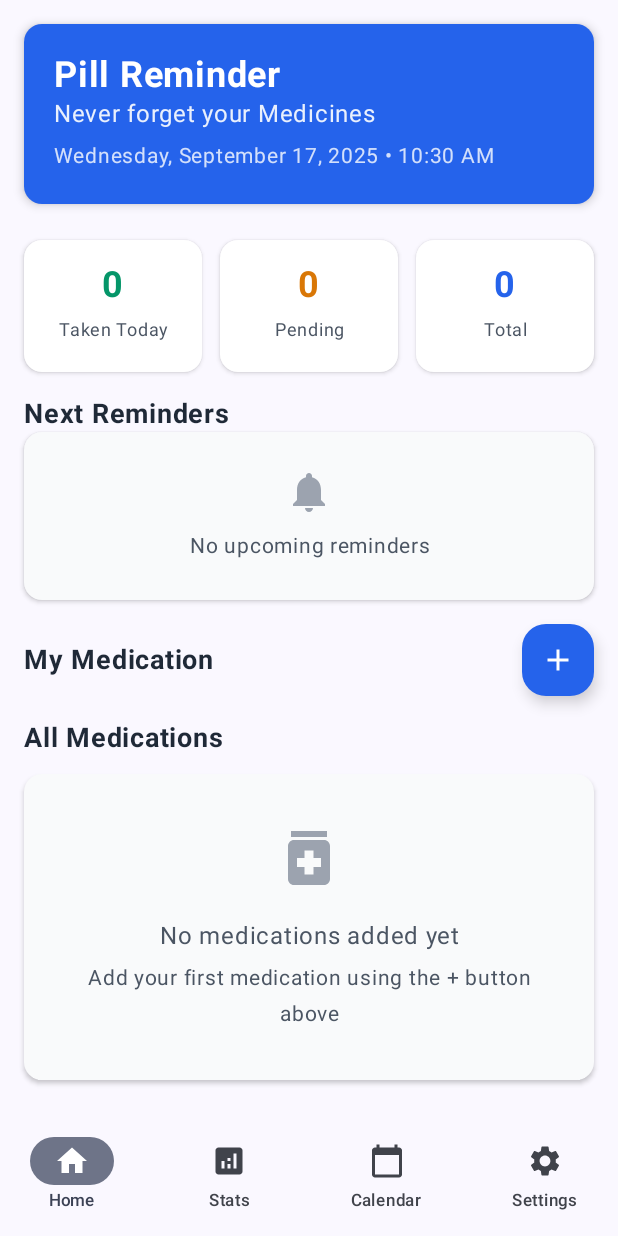
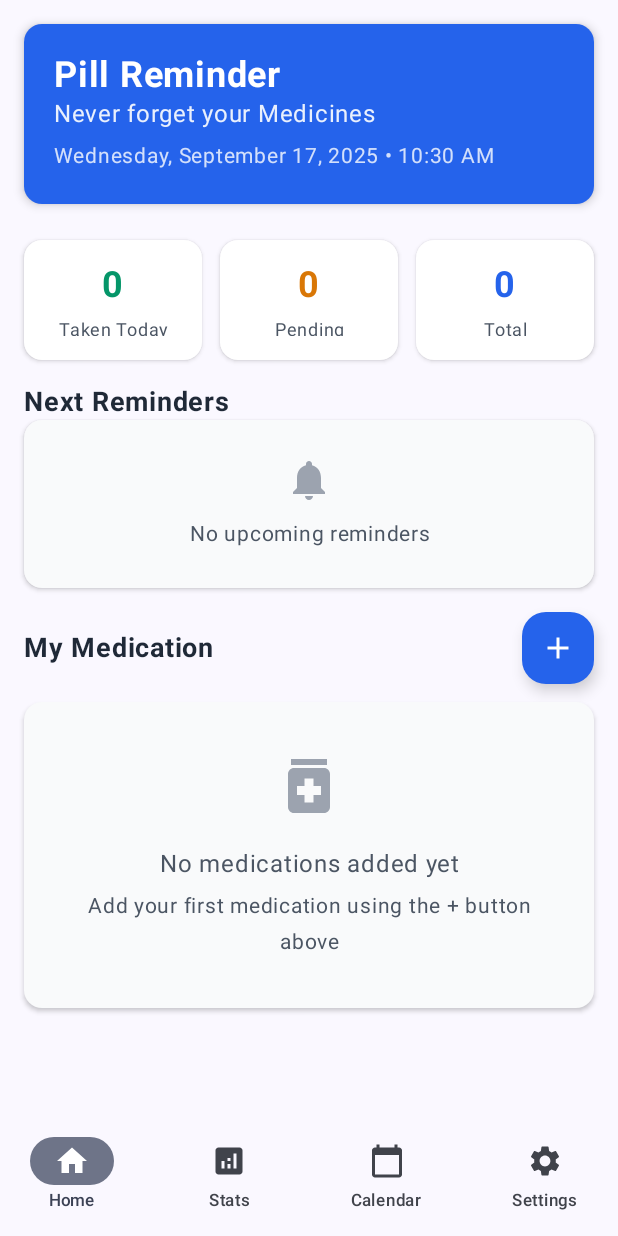
Before and after one commit to wahidsuman/Pill-, an Android app built with Jetpack Compose: the screen it shows after launch (MainActivity), on a phone screen of 412 x 824 dp. Run offline under Robolectric (Android 15) with nearby library versions, the phone set to English and light mode, and no system bars; our stand-ins replace Dagger/Hilt's generated code, Room's generated code.

Commit message:
Fix homepage layout and improve functionality
- Fix stats boxes to be truly equal sized with fixed height (80dp)
- Make homepage scrollable with verticalScroll
- Simplify Next Reminders to show only medicine name and next time
- Move full medicine cards to My Medication section
- Improve text contrast by using Gray800 instead of Gray800
- Remove AllMedicationsSection (consolidated into My Medication)
- Add SimpleReminderCard for simplified reminder display
- Connect all pill actions to ViewModel in My Medication section

```diff
--- a/app/src/main/java/com/pilltracker/app/ui/screens/HomeScreen.kt
+++ b/app/src/main/java/com/pilltracker/app/ui/screens/HomeScreen.kt
@@ -3,6 +3,8 @@ package com.pilltracker.app.ui.screens
 import androidx.compose.foundation.layout.*
 import androidx.compose.foundation.lazy.LazyColumn
 import androidx.compose.foundation.lazy.items
+import androidx.compose.foundation.rememberScrollState
+import androidx.compose.foundation.verticalScroll
 import androidx.compose.material.icons.Icons
 import androidx.compose.material.icons.filled.*
 import androidx.compose.material3.*
@@ -31,7 +33,9 @@ fun HomeScreen(
     var showAddPillModal by remember { mutableStateOf(false) }
 
     Column(
-        modifier = Modifier.fillMaxSize()
+        modifier = Modifier
+            .fillMaxSize()
+            .verticalScroll(rememberScrollState())
     ) {
         // Header (without add button)
         HomeHeader()
@@ -44,13 +48,12 @@ fun HomeScreen(
 
         // My medication segment
         MyMedicationSection(
+            pills = pills,
+            viewModel = viewModel,
             onAddPill = {
                 viewModel?.showAddForm() ?: run { showAddPillModal = true }
             }
         )
-
-        // All medications list
-        AllMedicationsSection(pills = pills, viewModel = viewModel)
     }
 
     // Add Pill Modal
@@ -143,15 +146,16 @@ fun StatBox(
     modifier: Modifier = Modifier
 ) {
     Card(
-        modifier = modifier,
+        modifier = modifier.height(80.dp),
         colors = CardDefaults.cardColors(containerColor = Color.White),
         elevation = CardDefaults.cardElevation(defaultElevation = 2.dp)
     ) {
         Column(
             modifier = Modifier
-                .fillMaxWidth()
+                .fillMaxSize()
                 .padding(16.dp),
-            horizontalAlignment = Alignment.CenterHorizontally
+            horizontalAlignment = Alignment.CenterHorizontally,
+            verticalArrangement = Arrangement.Center
         ) {
             Text(
                 text = value,
@@ -230,12 +234,7 @@ fun NextRemindersSection(
                 verticalArrangement = Arrangement.spacedBy(8.dp)
             ) {
                 items(upcomingPills) { pill ->
-                    PillCard(
-                        pill = pill,
-                        onMarkAsTaken = { viewModel?.markAsTaken(pill) },
-                        onEditPill = { viewModel?.showEditForm(pill) },
-                        onDeletePill = { viewModel?.deletePill(pill) }
-                    )
+                    SimpleReminderCard(pill = pill)
                 }
             }
         }
@@ -243,7 +242,39 @@ fun NextRemindersSection(
 }
 
 @Composable
+fun SimpleReminderCard(pill: Pill) {
+    Card(
+        modifier = Modifier.fillMaxWidth(),
+        colors = CardDefaults.cardColors(containerColor = Color.White),
+        elevation = CardDefaults.cardElevation(defaultElevation = 2.dp)
+    ) {
+        Row(
+            modifier = Modifier
+                .fillMaxWidth()
+                .padding(16.dp),
+            verticalAlignment = Alignment.CenterVertically
+        ) {
+            Text(
+                text = pill.name,
+                fontSize = 16.sp,
+                fontWeight = FontWeight.Medium,
+                color = Gray800,
+                modifier = Modifier.weight(1f)
+            )
+            Text(
+                text = pill.nextDose,
+                fontSize = 14.sp,
+                color = Blue600,
+                fontWeight = FontWeight.Medium
+            )
+        }
+    }
+}
+
+@Composable
 fun MyMedicationSection(
+    pills: List<Pill>,
+    viewModel: PillViewModel? = null,
     onAddPill: () -> Unit
 ) {
     Column(
@@ -274,24 +305,8 @@ fun MyMedicationSection(
                 )
             }
         }
-    }
-}
 
-@Composable
-fun AllMedicationsSection(
-    pills: List<Pill>,
-    viewModel: PillViewModel? = null
-) {
-    Column(
-        modifier = Modifier.padding(horizontal = 16.dp, vertical = 8.dp)
-    ) {
-        Text(
-            text = "All Medications",
-            fontSize = 18.sp,
-            fontWeight = FontWeight.Bold,
-            color = Gray800,
-            modifier = Modifier.padding(bottom = 12.dp)
-        )
+        Spacer(modifier = Modifier.height(12.dp))
 
         if (pills.isEmpty()) {
             Card(
@@ -346,6 +361,7 @@ fun AllMedicationsSection(
 
 
 
+
 private fun getCurrentDateTime(): String {
     val calendar = java.util.Calendar.getInstance()
     val dateFormat = java.text.SimpleDateFormat("EEEE, MMMM dd, yyyy", java.util.Locale.getDefault())
```
